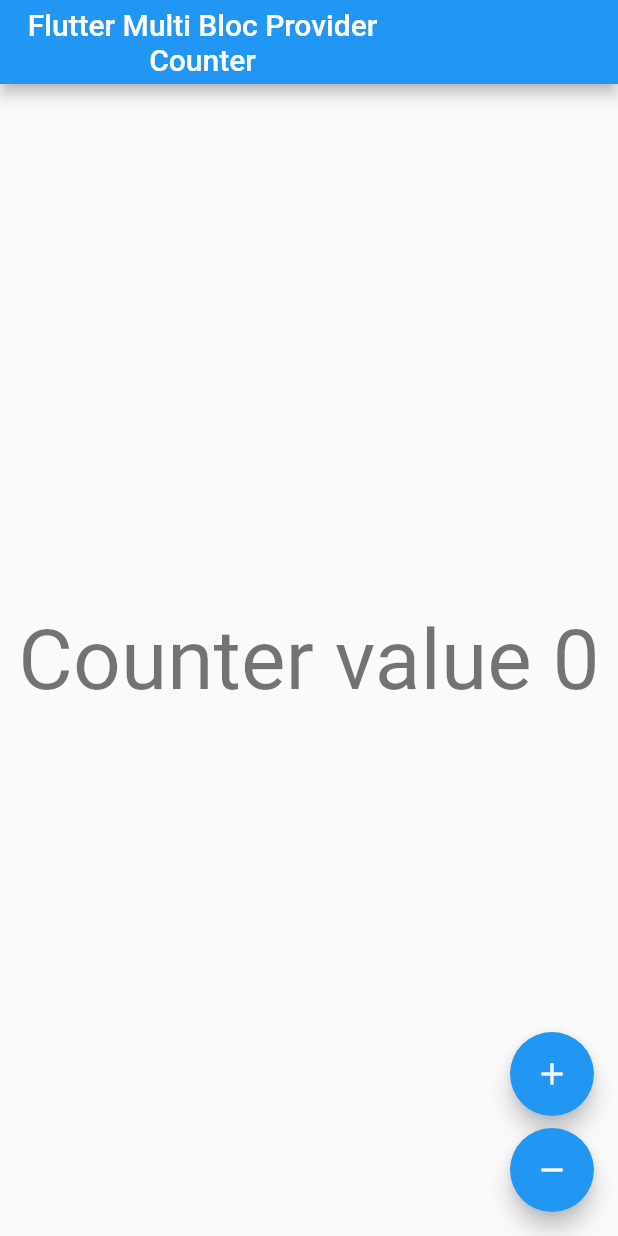
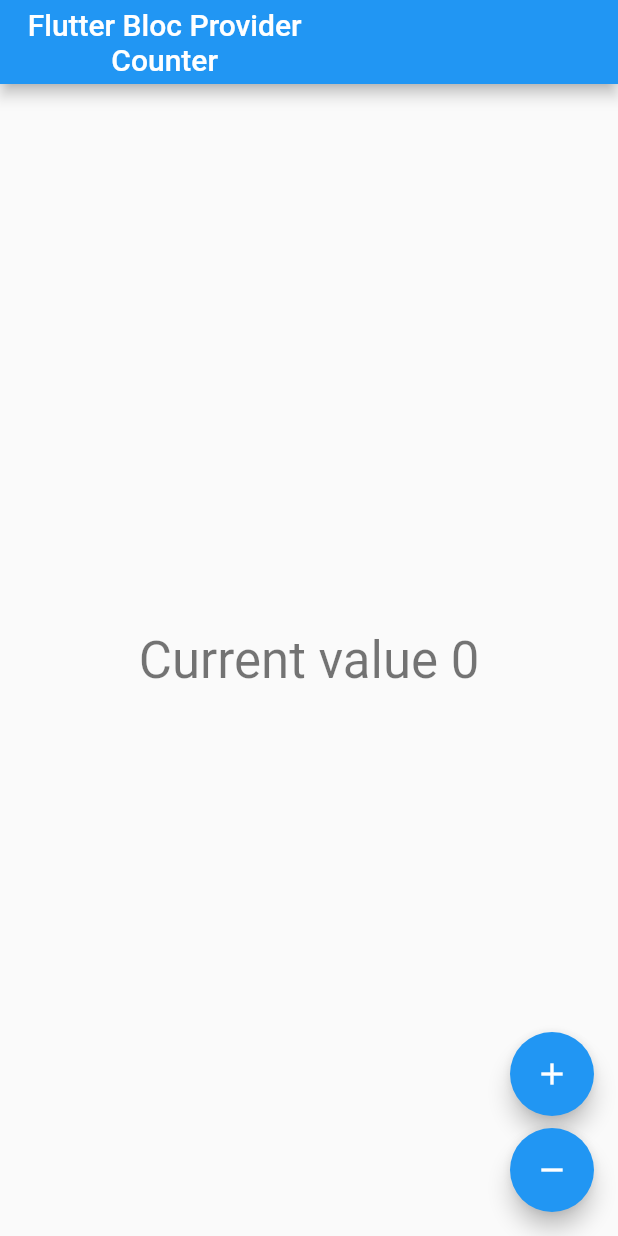
Before and after one commit to xsodus/flutter_bloc_demo, a Flutter app: the screen it shows after launch, after a tap on the "add" icon, after a tap on the "remove" icon, on a phone screen of 412 x 824 dp. Run offline on Flutter 3.47's test engine with Material 2 defaults, Android fonts, the phone set to English and light mode, and no system bars; our stand-ins replace bloc, flutter_bloc.

Commit message:
Refactor code to bloc

```diff
--- a/lib/screen/homepage.dart
+++ b/lib/screen/homepage.dart
@@ -16,19 +16,6 @@ class MyHomePage extends StatelessWidget {
 
   @override
   Widget build(BuildContext context) {
-    //return BlocProvider(create: (_) => CounterCubit(), child: const CounterView());
-    // MultiBlocProvider
-    return MultiBlocProvider(
-        providers: [
-          BlocProvider(
-            create: (_) => CounterCubit(),
-          ),
-          BlocProvider(
-            create: (_) => TextCubit(),
-          )
-        ],
-
-        child: const CounterView()
-    );
+    return BlocProvider(create: (_) => CounterCubit(), child: const CounterView());
   }
 }
--- a/lib/widget/counter_label.dart
+++ b/lib/widget/counter_label.dart
@@ -10,13 +10,10 @@ class CounterLabel extends StatelessWidget{
   @override
   Widget build(BuildContext context) {
     final counterCubit = context.select((CounterCubit cubit) => cubit.state);
-    final textCubit = context.select((TextCubit cubit) => cubit.state);
     final textTheme = Theme.of(context).textTheme;
 
     // Bloc Provider
-    //return Text('Current value $counterCubit', style: textTheme.headline2);
-
-    return Text('$textCubit $counterCubit', style: textTheme.headline2);
+    return Text('Current value $counterCubit', style: textTheme.headline4);
   }
 
 }
--- a/lib/widget/counter_view.dart
+++ b/lib/widget/counter_view.dart
@@ -15,10 +15,9 @@ class CounterView extends StatelessWidget {
   @override
   Widget build(BuildContext context) {
     final counterCubit = context.watch<CounterCubit>();
-    final textCubit = context.watch<TextCubit>();
 
     return Scaffold(
-      appBar: AppBar(title: const Text('Flutter Multi Bloc Provider \nCounter',textAlign: TextAlign.center,)),
+      appBar: AppBar(title: const Text('Flutter Bloc Provider \nCounter',textAlign: TextAlign.center,)),
       body: const Center(
           child:CounterLabel()
       ),
@@ -31,9 +30,6 @@ class CounterView extends StatelessWidget {
             child: const Icon(Icons.add),
             onPressed: () {
                 counterCubit.increment();
-                if(counterCubit.state != 0){
-                  textCubit.updateText("Counter value");
-                }
               },
           ),
           const SizedBox(height: 8),
@@ -42,9 +38,6 @@ class CounterView extends StatelessWidget {
             child: const Icon(Icons.remove),
             onPressed: () {
                 counterCubit.decrement();
-                if(counterCubit.state != 0){
-                  textCubit.updateText("Counter value");
-                }
               },
           ),
         ],
```
